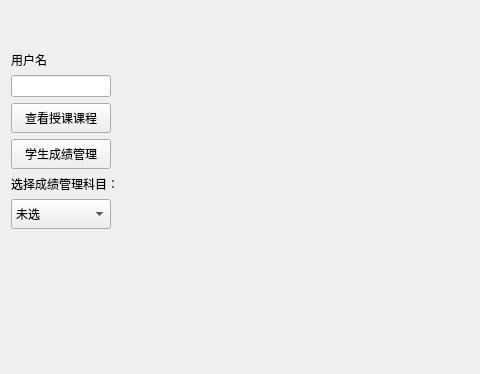
First picture: the form in untitled1/teaui.ui, repository 2018876441/C-_project, before the edit; both pictures show x 0 to 480 and y 0 to 374 of the 1000 by 500 pixel window.
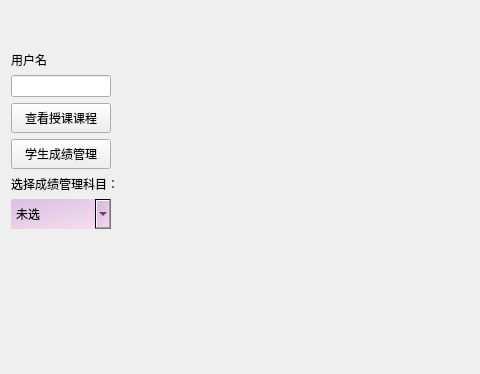
Second picture: the form after the edit. Icons and pictures are not drawn.

```diff
--- a/untitled1/teaui.ui
+++ b/untitled1/teaui.ui
@@ -25,6 +25,11 @@
   <property name="windowTitle">
    <string>Form</string>
   </property>
+  <property name="styleSheet">
+   <string notr="true">QPushButton{background-color: qlineargradient(spread:pad, x1:0.107955, y1:0.137, x2:0.773, y2:0.920364, stop:0 rgba(215,177,225, 182), stop:1 rgba(244,198,232, 123));
+border-radius:6px;}Q
+border-image: url(:/img/jsyr.jpg);</string>
+  </property>
   <layout class="QHBoxLayout" name="horizontalLayout">
    <item>
     <layout class="QVBoxLayout" name="verticalLayout">
@@ -129,6 +134,10 @@
          <height>16777215</height>
         </size>
        </property>
+       <property name="styleSheet">
+        <string notr="true">background-color: qlineargradient(spread:pad, x1:0.107955, y1:0.137, x2:0.773, y2:0.920364, stop:0 rgba(215,177,225, 182), stop:1 rgba(244,198,232, 123));
+border-radius:2px;</string>
+       </property>
        <item>
         <property name="text">
          <string>未选</string>
```
